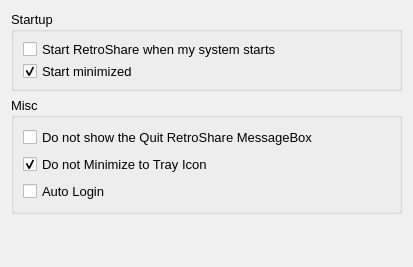
Above: retroshare-gui/src/gui/settings/GeneralPage.ui from RetroShare/RetroShare before the change. Below: the same form after it.
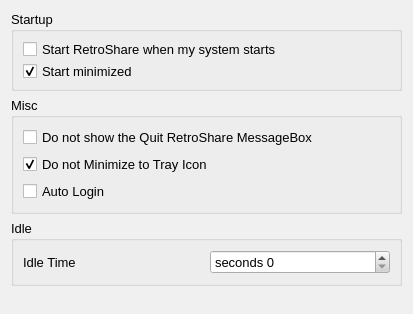
That is the form after the change.

Commit message: Added Idle settings to Settings Gui

The edit to the form file:
```diff
--- a/retroshare-gui/src/gui/settings/GeneralPage.ui
+++ b/retroshare-gui/src/gui/settings/GeneralPage.ui
@@ -7,7 +7,7 @@
     <x>0</x>
     <y>0</y>
     <width>413</width>
-    <height>267</height>
+    <height>314</height>
    </rect>
   </property>
   <property name="minimumSize">
@@ -565,7 +565,7 @@
      </layout>
     </widget>
    </item>
-   <item row="2" column="0">
+   <item row="3" column="0">
     <spacer name="verticalSpacer">
      <property name="orientation">
       <enum>Qt::Vertical</enum>
@@ -578,6 +578,35 @@
      </property>
     </spacer>
    </item>
+   <item row="2" column="0">
+    <widget class="QGroupBox" name="groupBox_3">
+     <property name="title">
+      <string>Idle</string>
+     </property>
+     <layout class="QHBoxLayout" name="horizontalLayout">
+      <item>
+       <widget class="QLabel" name="label">
+        <property name="text">
+         <string>Idle Time</string>
+        </property>
+       </widget>
+      </item>
+      <item>
+       <widget class="QSpinBox" name="spinBox">
+        <property name="suffix">
+         <string/>
+        </property>
+        <property name="prefix">
+         <string>seconds </string>
+        </property>
+        <property name="maximum">
+         <number>1000</number>
+        </property>
+       </widget>
+      </item>
+     </layout>
+    </widget>
+   </item>
   </layout>
  </widget>
  <resources/>
```
The commit also changes 1 other file.
